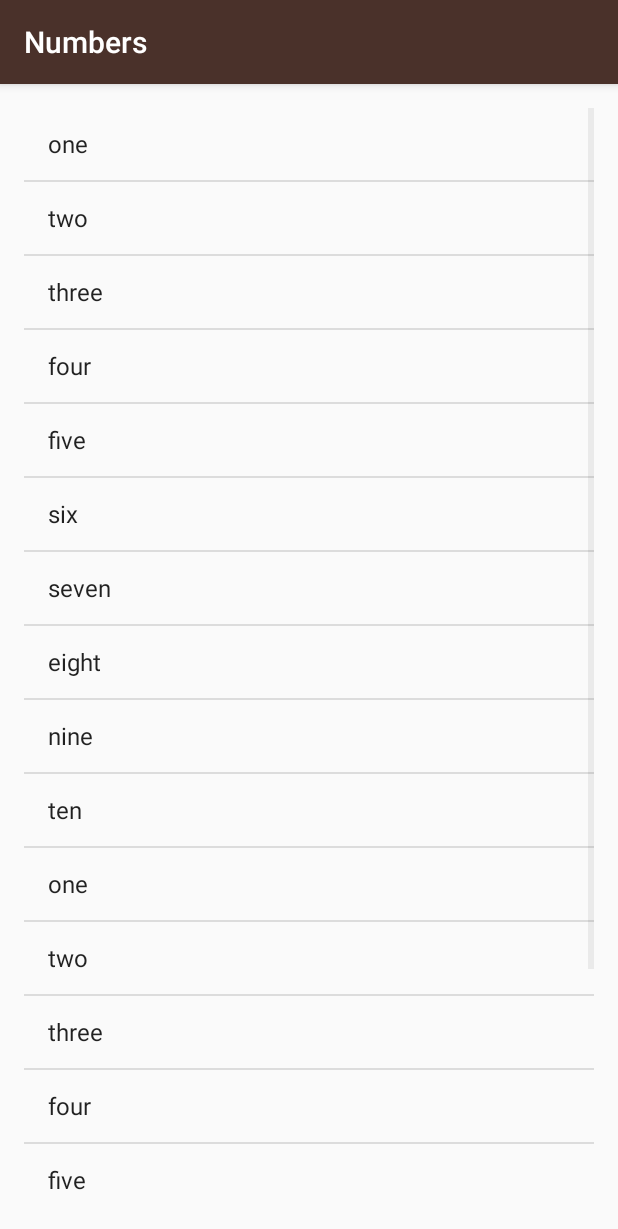
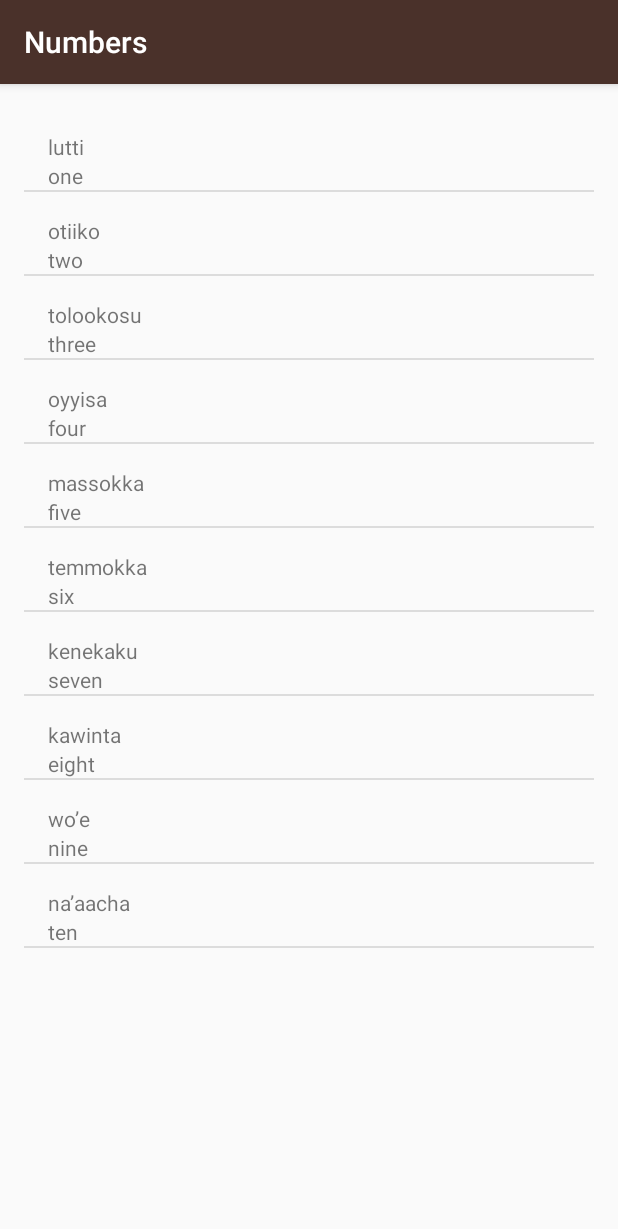
Before and after one commit to aditya08jaiswal/Miwok, an Android app: the NumbersActivity screen opened directly, with no data from a screen before it, on a phone screen of 412 x 824 dp. Shown: the top 1229 px of the screen. Run offline under Robolectric (Android 15) with nearby library versions, the phone set to English and light mode, and no system bars.

Commit message:
Add data to activities using ArrayAdapters

```diff
--- a/app/src/main/java/com/example/android/miwok/MainActivity.java
+++ b/app/src/main/java/com/example/android/miwok/MainActivity.java
@@ -15,14 +15,11 @@
  */
 package com.example.android.miwok;
 
-import android.app.Activity;
 import android.content.Intent;
 import android.os.Bundle;
 import android.support.v7.app.AppCompatActivity;
 import android.view.View;
 import android.widget.TextView;
-
-import org.w3c.dom.Text;
 
 public class MainActivity extends AppCompatActivity {
 
--- a/app/src/main/java/com/example/android/miwok/NumbersActivity.java
+++ b/app/src/main/java/com/example/android/miwok/NumbersActivity.java
@@ -2,11 +2,7 @@ package com.example.android.miwok;
 
 import android.support.v7.app.AppCompatActivity;
 import android.os.Bundle;
-import android.util.Log;
-import android.widget.ArrayAdapter;
-import android.widget.LinearLayout;
 import android.widget.ListView;
-import android.widget.TextView;
 
 import java.util.ArrayList;
 
@@ -15,37 +11,33 @@ public class NumbersActivity extends AppCompatActivity {
     @Override
     protected void onCreate(Bundle savedInstanceState) {
         super.onCreate(savedInstanceState);
-        setContentView(R.layout.activity_numbers);
+        setContentView(R.layout.word_list);
 
-        //TODO: Add words here
+        // Create a list of words
+        ArrayList<com.example.android.miwok.Word> words = new ArrayList<com.example.android.miwok.Word>();
 
-        ArrayList<String> words = new ArrayList<String>();
+        words.add(new com.example.android.miwok.Word("one", "lutti"));
+        words.add(new com.example.android.miwok.Word("two", "otiiko"));
+        words.add(new com.example.android.miwok.Word("three", "tolookosu"));
+        words.add(new com.example.android.miwok.Word("four", "oyyisa"));
+        words.add(new com.example.android.miwok.Word("five", "massokka"));
+        words.add(new com.example.android.miwok.Word("six", "temmokka"));
+        words.add(new com.example.android.miwok.Word("seven", "kenekaku"));
+        words.add(new com.example.android.miwok.Word("eight", "kawinta"));
+        words.add(new com.example.android.miwok.Word("nine", "wo’e"));
+        words.add(new com.example.android.miwok.Word("ten", "na’aacha"));
 
-        words.add("one");
-        words.add("two");
-        words.add("three");
-        words.add("four");
-        words.add("five");
-        words.add("six");
-        words.add("seven");
-        words.add("eight");
-        words.add("nine");
-        words.add("ten");
-        words.add("one");
-        words.add("two");
-        words.add("three");
-        words.add("four");
-        words.add("five");
-        words.add("six");
-        words.add("seven");
-        words.add("eight");
-        words.add("nine");
-        words.add("ten");
+        // Create an {@link WordAdapter}, whose data source is a list of {@link Word}s. The
+        // adapter knows how to create list items for each item in the list.
+        WordAdapter adapter = new WordAdapter(this,words);
 
-        ArrayAdapter<String> itemsAdapter = new ArrayAdapter<String>(this, android.R.layout.simple_list_item_1, words);
-
+        // Find the {@link ListView} object in the view hierarchy of the {@link Activity}.
+        // There should be a {@link ListView} with the view ID called list, which is declared in the
+        // word_list.xml file.
         ListView listView = (ListView) findViewById(R.id.list);
 
-        listView.setAdapter(itemsAdapter);
+        // Make the {@link ListView} use the {@link WordAdapter} we created above, so that the
+        // {@link ListView} will display list items for each {@link Word} in the list.
+        listView.setAdapter(adapter);
     }
 }
--- /dev/null
+++ b/app/src/main/java/com/example/android/miwok/Word.java
@@ -0,0 +1,31 @@
+package com.example.android.miwok;
+
+public class Word {
+
+    /* Default translation for the word */
+    private String mDefaultTranslation;
+
+    /* Miwok translation for the word */
+    private String mMiwokTranslation;
+
+    //constructor
+    public Word(String defaultTranslation, String miwokTranslation) {
+        mDefaultTranslation = defaultTranslation;
+        mMiwokTranslation = miwokTranslation;
+    }
+
+    /**
+     * Get the default translation of the word
+     */
+    public String getDefaultTranslation() {
+        return mDefaultTranslation;
+    }
+
+    /**
+     * Get the Miwok translation of the word
+     */
+    public String getMiwokTranslation() {
+        return mMiwokTranslation;
+    }
+
+}
--- /dev/null
+++ b/app/src/main/java/com/example/android/miwok/WordAdapter.java
@@ -0,0 +1,75 @@
+package com.example.android.miwok;
+
+import android.content.Context;
+import android.view.LayoutInflater;
+import android.view.View;
+import android.view.ViewGroup;
+import android.widget.ArrayAdapter;
+import android.widget.TextView;
+
+import java.util.ArrayList;
+
+
+/*
+ * {@link WordAdapter} is an {@link ArrayAdapter} that can provide the layout for each list
+ * based on a data source, which is a list of {@link Word} objects.
+ * */
+public class WordAdapter extends ArrayAdapter<Word> {
+
+    /**
+     * This is our own custom constructor (it doesn't mirror a superclass constructor).
+     * The context is used to inflate the layout file, and the list is the data we want
+     * to populate into the lists.
+     *
+     * @param context        The current context. Used to inflate the layout file.
+     * @param words          A List of Word objects to display in a list
+     */
+    public WordAdapter(Context context, ArrayList<Word> words)
+    {
+        // Here, we initialize the ArrayAdapter's internal storage for the context and the list.
+        // the second argument is used when the ArrayAdapter is populating a single TextView.
+        // Because this is a custom adapter for two TextViews and an ImageView, the adapter is not
+        // going to use this second argument, so it can be any value. Here, we used 0.
+        super(context, 0, words);
+    }
+
+    /**
+     * Provides a view for an AdapterView (ListView, GridView, etc.)
+     *
+     * @param position The position in the list of data that should be displayed in the
+     *                 list item view.
+     * @param convertView The recycled view to populate.
+     * @param parent The parent ViewGroup that is used for inflation.
+     * @return The View for the position in the AdapterView.
+     */
+    @Override
+    public View getView(int position, View convertView, ViewGroup parent) {
+
+        // Check if the existing view is being reused, otherwise inflate the view
+        View listItemView = convertView;
+
+        if(listItemView == null){
+            listItemView = LayoutInflater.from(getContext()).inflate(
+                    R.layout.list_item, parent, false);
+        }
+
+        // Get the {@link Word} object located at this position in the list
+        Word currentWord = getItem(position);
+
+        // Find the TextView in the list_item.xml layout with the ID miwok_text_view
+        TextView miwokTextView = (TextView) listItemView.findViewById(R.id.miwok_text_view);
+        // Get the miwok text view from the current Word object and
+        // set this text on the name TextView
+        miwokTextView.setText(currentWord.getMiwokTranslation());
+
+        // Find the TextView in the list_item.xml layout with the ID miwok_text_view
+        TextView defaultTextView = (TextView) listItemView.findViewById(R.id.default_text_view);
+        // Get the default text view from the current Word object and
+        // set this text on the default TextView
+        defaultTextView.setText(currentWord.getDefaultTranslation());
+
+        // Return the whole list item layout (containing 2 TextViews and an ImageView)
+        // so that it can be shown in the ListView
+        return listItemView;
+    }
+}
--- /dev/null
+++ b/app/src/main/res/layout/list_item.xml
@@ -0,0 +1,23 @@
+<?xml version="1.0" encoding="utf-8"?>
+<!-- Layout for a single list item -->
+<LinearLayout xmlns:android="http://schemas.android.com/apk/res/android"
+    xmlns:tools="http://schemas.android.com/tools"
+    android:orientation="vertical"
+    android:layout_width="match_parent"
+    android:layout_height="match_parent"
+    android:paddingLeft="16dp"
+    android:paddingTop="16dp">
+
+    <TextView
+        android:id="@+id/miwok_text_view"
+        android:layout_width="match_parent"
+        android:layout_height="wrap_content"
+        tools:text="lutti"/>
+
+    <TextView
+        android:id="@+id/default_text_view"
+        android:layout_width="match_parent"
+        android:layout_height="wrap_content"
+        tools:text="one"/>
+
+</LinearLayout>
--- a/build.gradle
+++ b/build.gradle
@@ -6,7 +6,7 @@ buildscript {
         google()
     }
     dependencies {
-        classpath 'com.android.tools.build:gradle:3.1.1'
+        classpath 'com.android.tools.build:gradle:3.1.2'
 
         // NOTE: Do not place your application dependencies here; they belong
         // in the individual module build.gradle files
```
Also changed, not shown: app/src/main/java/com/example/android/miwok/ColorsActivity.java (+29 -1 lines), app/src/main/java/com/example/android/miwok/FamilyActivity.java (+31 -1 lines), app/src/main/java/com/example/android/miwok/PhrasesActivity.java (+31 -1 lines), app/src/main/res/layout/activity_colors.xml (deleted, +0 -9 lines), app/src/main/res/layout/activity_family.xml (deleted, +0 -9 lines), app/src/main/res/layout/activity_phrases.xml (deleted, +0 -9 lines), app/src/main/res/layout/word_list.xml (renamed from app/src/main/res/layout/activity_numbers.xml).
